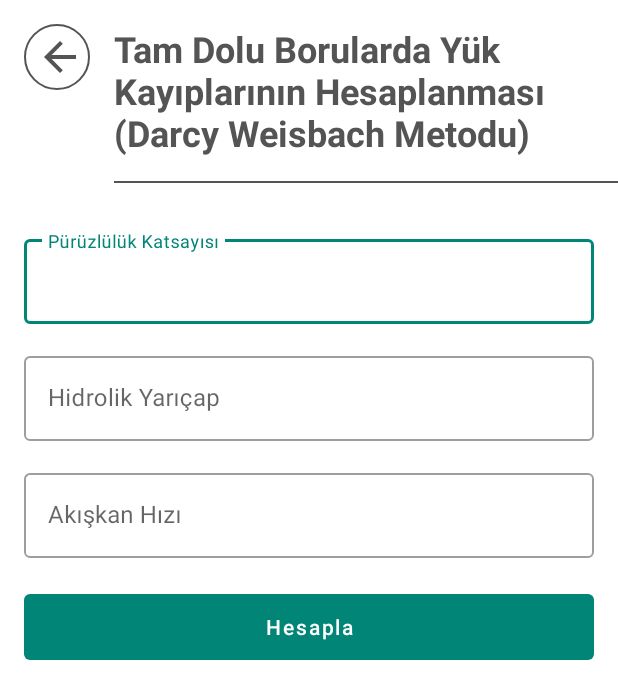
After one commit to nuriefeoglu/MbuProject, an Android app: the DarcyWeisbachMethodFullStackActivity screen opened directly, with no data from a screen before it, on a phone screen of 412 x 824 dp. The commit adds this screen. Shown: the top 699 px of the screen. Run offline under Robolectric (Android 15) with nearby library versions, the phone set to English and light mode, and no system bars; our stand-ins replace ButterKnife.

Commit message:
add DarcyWeisbachMethodFullStackActivity

```diff
--- a/app/src/main/AndroidManifest.xml
+++ b/app/src/main/AndroidManifest.xml
@@ -11,7 +11,8 @@
         android:supportsRtl="true"
         android:theme="@style/AppTheme"
         tools:ignore="AllowBackup,GoogleAppIndexingWarning">
-        <activity android:name=".darcyweisbachmethod.DarcyWeisbachMethodActivity"></activity>
+        <activity android:name=".darcyweisbachmethodfullstack.DarcyWeisbachMethodFullStackActivity"></activity>
+        <activity android:name=".darcyweisbachmethod.DarcyWeisbachMethodActivity" />
         <activity android:name=".suddencontraction.SuddenContractionActivity" />
         <activity android:name=".calculateexpandingconic.CalculateExpandingConicActivity" />
         <activity android:name=".branchingandconnectioncurrent.BranchingAndConnectionCurrentActivity" />
--- /dev/null
+++ b/app/src/main/java/com/nuriefeoglu/mbuproject/darcyweisbachmethodfullstack/DarcyWeisbachMethodFullStackActivity.java
@@ -0,0 +1,70 @@
+package com.nuriefeoglu.mbuproject.darcyweisbachmethodfullstack;
+
+import android.widget.TextView;
+
+import com.google.android.material.button.MaterialButton;
+import com.google.android.material.textfield.TextInputEditText;
+import com.nuriefeoglu.mbuproject.R;
+import com.nuriefeoglu.mbuproject.base.BaseActivity;
+
+import butterknife.BindView;
+
+public class DarcyWeisbachMethodFullStackActivity extends BaseActivity implements DarcyWeisbachMethodFullStackPresenter.IView {
+
+    @BindView(R.id.edt_puruzluluk_katsayisi)
+    TextInputEditText edtPuruzlulukKatsayisi;
+    @BindView(R.id.edt_hidrolilk_yaricap)
+    TextInputEditText edtHidrolikYaricap;
+    @BindView(R.id.edt_akiskan_hizi)
+    TextInputEditText edtAkiskanHizi;
+
+    @BindView(R.id.btn_hesapla)
+    MaterialButton btnHesapla;
+    @BindView(R.id.txt_sonuc)
+    TextView txtSonuc;
+
+    private DarcyWeisbachMethodFullStackPresenter presenter;
+
+    @Override
+    protected void viewDidLoad() {
+
+        presenter = new DarcyWeisbachMethodFullStackPresenter(this);
+        btnHesapla.setOnClickListener(v -> {
+            //noinspection ConstantConditions
+            presenter.validate(edtPuruzlulukKatsayisi.getText().toString(),
+                    edtHidrolikYaricap.getText().toString(),
+                    edtAkiskanHizi.getText().toString());
+        });
+
+    }
+
+    @Override
+    protected int layoutRes() {
+        return R.layout.activity_darcy_weisbach_method_full_stack;
+    }
+
+    @Override
+    public String setHeaderText() {
+        return getStringResource(R.string.darcy_weisbach_method_full_stack);
+    }
+
+    @Override
+    public void setError() {
+        showToast(getStringResource(R.string.empty_field));
+    }
+
+    @Override
+    public void setResult(String result) {
+        txtSonuc.setText(String.format("Sonuç : %s",result));
+    }
+
+    @Override
+    public void setButtonEnabled() {
+        btnHesapla.setEnabled(true);
+    }
+
+    @Override
+    public void setButtonDisabled() {
+        btnHesapla.setEnabled(false);
+    }
+}
--- /dev/null
+++ b/app/src/main/java/com/nuriefeoglu/mbuproject/darcyweisbachmethodfullstack/DarcyWeisbachMethodFullStackPresenter.java
@@ -0,0 +1,54 @@
+package com.nuriefeoglu.mbuproject.darcyweisbachmethodfullstack;
+
+import com.nuriefeoglu.mbuproject.Formulas;
+
+import java.util.ArrayList;
+import java.util.List;
+
+public class DarcyWeisbachMethodFullStackPresenter {
+
+    private IView view;
+    private List<Double> pipesArr = new ArrayList<>();
+
+    DarcyWeisbachMethodFullStackPresenter(IView view) {
+        this.view = view;
+    }
+
+    private void calculate(){
+
+        try {
+            Double result = Formulas.darcyWeisbachMethod(pipesArr.get(0),pipesArr.get(1),pipesArr.get(2));
+            view.setResult(result.toString());
+            view.setButtonEnabled();
+        } catch (ArrayIndexOutOfBoundsException e){
+            e.printStackTrace();
+        }
+
+    }
+
+    void validate(String... pipes){
+        pipesArr.clear();
+        view.setButtonDisabled();
+        for (String pipe : pipes){
+            if (pipe.isEmpty() || pipe.matches("")){
+                view.setError();
+                pipesArr.clear();
+                view.setButtonEnabled();
+                return;
+            } else {
+                pipesArr.add(Double.parseDouble(pipe));
+            }
+        }
+        calculate();
+    }
+
+    interface IView {
+        void setError();
+
+        void setResult(String result);
+
+        void setButtonEnabled();
+
+        void setButtonDisabled();
+    }
+}
--- /dev/null
+++ b/app/src/main/res/layout/activity_darcy_weisbach_method_full_stack.xml
@@ -0,0 +1,114 @@
+<?xml version="1.0" encoding="utf-8"?>
+<ScrollView xmlns:android="http://schemas.android.com/apk/res/android"
+    xmlns:app="http://schemas.android.com/apk/res-auto"
+    xmlns:tools="http://schemas.android.com/tools"
+    android:layout_width="match_parent"
+    android:layout_height="match_parent"
+    tools:context=".darcyweisbachmethodfullstack.DarcyWeisbachMethodFullStackActivity">
+
+    <LinearLayout
+        android:layout_width="match_parent"
+        android:layout_height="wrap_content"
+        android:orientation="vertical">
+
+        <include
+            android:id="@+id/incHeader"
+            layout="@layout/header"/>
+
+        <LinearLayout
+            android:layout_width="match_parent"
+            android:layout_height="wrap_content"
+            android:orientation="vertical"
+            android:layout_marginStart="16dp"
+            android:layout_marginEnd="16dp"
+            android:layout_marginTop="16dp">
+
+            <com.google.android.material.textfield.TextInputLayout
+                style="@style/Widget.MaterialComponents.TextInputLayout.OutlinedBox"
+                android:layout_width="match_parent"
+                android:layout_height="wrap_content"
+                android:hint="@string/puruzluluk_katsayisi"
+                >
+
+                <com.google.android.material.textfield.TextInputEditText
+                    android:layout_width="match_parent"
+                    android:layout_height="wrap_content"
+                    android:maxLines="1"
+                    android:inputType="number|numberDecimal"
+                    android:id="@+id/edt_puruzluluk_katsayisi"
+
+
+                    />
+
+            </com.google.android.material.textfield.TextInputLayout>
+
+            <com.google.android.material.textfield.TextInputLayout
+                style="@style/Widget.MaterialComponents.TextInputLayout.OutlinedBox"
+                android:layout_width="match_parent"
+                android:layout_height="wrap_content"
+                android:layout_marginTop="@dimen/input_margin_top"
+                android:hint="@string/hidrolik_yaricap"
+                >
+
+                <com.google.android.material.textfield.TextInputEditText
+                    android:layout_width="match_parent"
+                    android:layout_height="wrap_content"
+                    android:maxLines="1"
+                    android:inputType="number|numberDecimal"
+                    android:id="@+id/edt_hidrolilk_yaricap"
+
+
+                    />
+
+            </com.google.android.material.textfield.TextInputLayout>
+
+            <com.google.android.material.textfield.TextInputLayout
+                style="@style/Widget.MaterialComponents.TextInputLayout.OutlinedBox"
+                android:layout_width="match_parent"
+                android:layout_height="wrap_content"
+                android:layout_marginTop="@dimen/input_margin_top"
+                android:hint="@string/akiskan_hizi_input"
+                >
+
+                <com.google.android.material.textfield.TextInputEditText
+                    android:layout_width="match_parent"
+                    android:layout_height="wrap_content"
+                    android:maxLines="1"
+                    android:inputType="number|numberDecimal"
+                    android:id="@+id/edt_akiskan_hizi"
+
+
+                    />
+
+            </com.google.android.material.textfield.TextInputLayout>
+
+            <com.google.android.material.button.MaterialButton
+                android:layout_width="match_parent"
+                android:layout_height="44dp"
+                android:insetTop="0dp"
+                android:insetLeft="0dp"
+                android:insetRight="0dp"
+                android:insetBottom="0dp"
+                android:layout_marginTop="@dimen/button_margin_top"
+                android:textAllCaps="false"
+                android:text="@string/calculate"
+                android:id="@+id/btn_hesapla"
+                android:stateListAnimator="@null"
+                />
+
+            <TextView
+                android:layout_width="match_parent"
+                android:layout_height="match_parent"
+                android:textSize="24sp"
+                android:textColor="#323232"
+                android:layout_gravity="center"
+                android:gravity="center"
+                android:textStyle="bold"
+                android:id="@+id/txt_sonuc"
+                />
+
+        </LinearLayout>
+
+    </LinearLayout>
+
+</ScrollView>
--- a/app/src/main/res/values/strings.xml
+++ b/app/src/main/res/values/strings.xml
@@ -30,6 +30,9 @@
     <string name="sudden_contraction">Çapta Ani Değişimlerde Yük Kaybı Hesaplama</string>
     <string name="daralma_sonrasi_hizi">Daralma Sonrası Akışkan Hızını Giriniz</string>
     <string name="yuk_kaybi_katsayisi">Yük Kaybı Katsayısını Giriniz</string>
-    <string name="darcy_weisbach_method">Tam Dolu Borularda Yük Kayıplarının Hesaplanması (Darcy Weisbach Metodu)</string>
+    <string name="darcy_weisbach_method">Kısmen Dolu Borularda Yük Kayıplarının Hesaplanması (Darcy Weisbach Metodu)</string>
     <string name="input_lamda">Lamda Değerini Giriniz</string>
+    <string name="darcy_weisbach_method_full_stack">Tam Dolu Borularda Yük Kayıplarının Hesaplanması (Darcy Weisbach Metodu)</string>
+    <string name="puruzluluk_katsayisi">Pürüzlülük Katsayısı</string>
+    <string name="hidrolik_yaricap">Hidrolik Yarıçap</string>
 </resources>
```
Also changed, not shown: app/src/main/java/com/nuriefeoglu/mbuproject/Formulas.java (+3 -6 lines), app/src/main/java/com/nuriefeoglu/mbuproject/home/MainActivity.java (+6 -1 lines), app/src/main/res/layout/activity_main.xml (+14 -0 lines).
